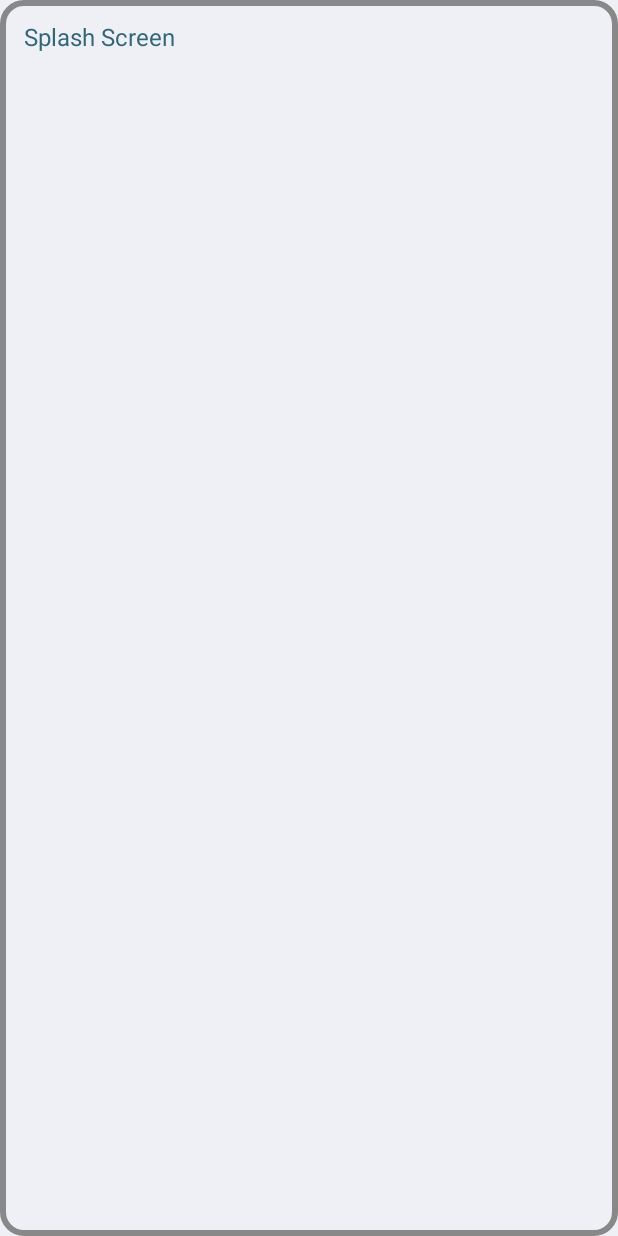
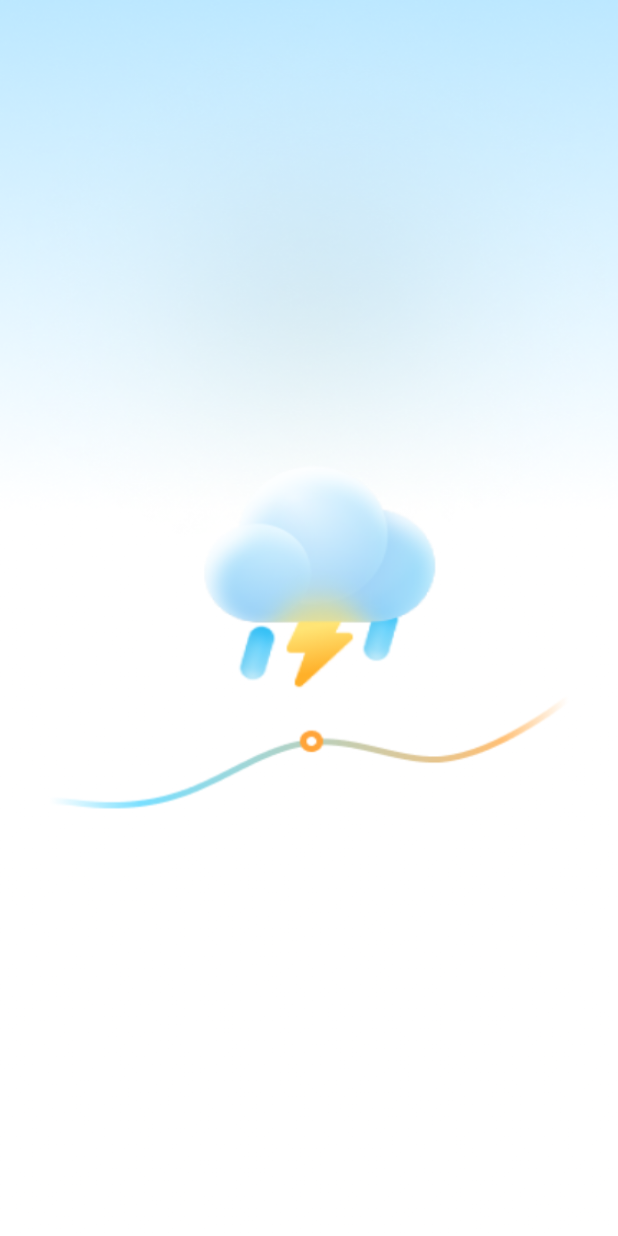
Before and after one commit to JackNguyenIT/Weather-Compose, an Android app built with Jetpack Compose: the composable WeatherComposeApp shown on its own in the app's theme, on a phone screen of 412 x 824 dp. Run offline under Robolectric (Android 15) with nearby library versions, the phone set to English and light mode, and no system bars.

Commit message:
update background splash screen

```diff
--- a/app/src/main/java/com/jack/weather/ui/splash/SplashScreen.kt
+++ b/app/src/main/java/com/jack/weather/ui/splash/SplashScreen.kt
@@ -1,16 +1,14 @@
 package com.jack.weather.ui.splash
 
-import androidx.compose.foundation.border
-import androidx.compose.foundation.layout.Box
-import androidx.compose.foundation.layout.padding
-import androidx.compose.foundation.shape.RoundedCornerShape
-import androidx.compose.material.Text
+import androidx.compose.foundation.Image
+import androidx.compose.foundation.layout.fillMaxHeight
+import androidx.compose.foundation.layout.fillMaxWidth
 import androidx.compose.runtime.Composable
 import androidx.compose.runtime.LaunchedEffect
 import androidx.compose.ui.Modifier
-import androidx.compose.ui.graphics.Color.Companion.Gray
-import androidx.compose.ui.text.style.TextAlign
-import androidx.compose.ui.unit.dp
+import androidx.compose.ui.layout.ContentScale
+import androidx.compose.ui.res.painterResource
+import com.jack.weather.R
 import kotlinx.coroutines.delay
 
 
@@ -32,14 +30,12 @@ fun SplashScreen(
 private fun SplashContent(
     modifier: Modifier = Modifier,
 ) {
-    Box(
+    Image(
+        painter = painterResource(R.drawable.background_splash),
+        contentDescription = "",
+        contentScale = ContentScale.FillBounds,
         modifier = modifier
-            .border(width = 4.dp, color = Gray, shape = RoundedCornerShape(16.dp)),
-    ) {
-        Text(
-            text = "Splash Screen",
-            modifier = Modifier.padding(16.dp),
-            textAlign = TextAlign.Center,
-        )
-    }
+            .fillMaxWidth()
+            .fillMaxHeight()
+    )
 }
```
Also changed, not shown: app/src/main/res/drawable/background_splash.png (added).
